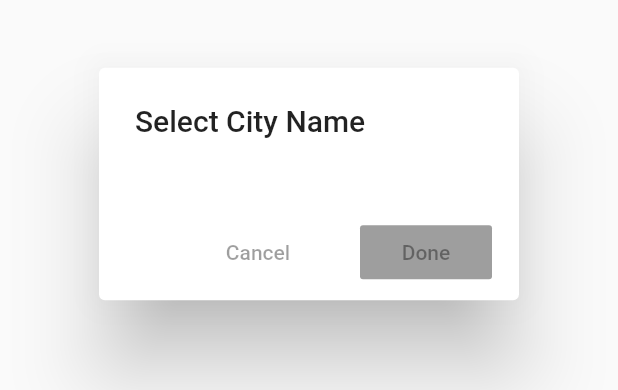
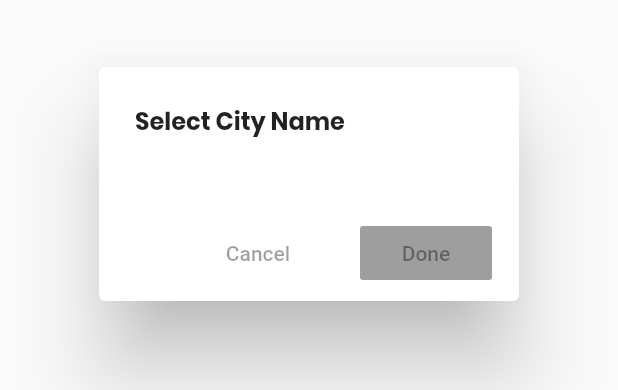
Before and after one commit to karun02525/digital_kaimur, a Flutter app: the DialogWidget widget shown alone on an empty page, opened directly with empty values, on a phone screen of 412 x 824 dp. Shown: the part 434-824 px from the top of the screen. Run offline on Flutter 3.47's test engine with Material 2 defaults, Android fonts, the phone set to English and light mode, and no system bars; our stand-ins replace cached_network_image, carousel_slider, dio, flutter_vector_icons, fluttertoast, shared_preferences and 1 more; missing offline and left inert: flutter_barcode_scanner, upi_india; accounts and stored records are empty; network calls fail; statements that could not run were skipped.

```diff
--- a/lib/src/main/ui/widgets/dialog_widgets.dart
+++ b/lib/src/main/ui/widgets/dialog_widgets.dart
@@ -1,3 +1,4 @@
+import 'package:digitalkaimur/src/main/ui/widgets/text_widget.dart';
 import 'package:flutter/material.dart';
 
 class DialogWidget extends StatefulWidget {
@@ -34,7 +35,7 @@ class _DialogWidgetState extends State<DialogWidget> {
           return false;
         },
     child:AlertDialog(
-      title: Text("Select City Name"),
+      title: TextWidget(title:"Select City Name",isBold: true,fontSize: 16.0),
       content: SingleChildScrollView(
         child:Container(
           margin: EdgeInsets.only(left: 20.0,right: 20.0),
@@ -43,7 +44,7 @@ class _DialogWidgetState extends State<DialogWidget> {
             crossAxisAlignment: CrossAxisAlignment.center,
             children:
             widget.cityList.map((data) => RadioListTile(
-              title: Text("${data.eng} (${data.hi} )"),
+              title: TextWidget(title:"${data.eng} (${data.hi} )",isBold: true,fontSize: 13.0,),
               groupValue: selectId,
               value: data.cid,
               activeColor: Colors.blueAccent,
```
